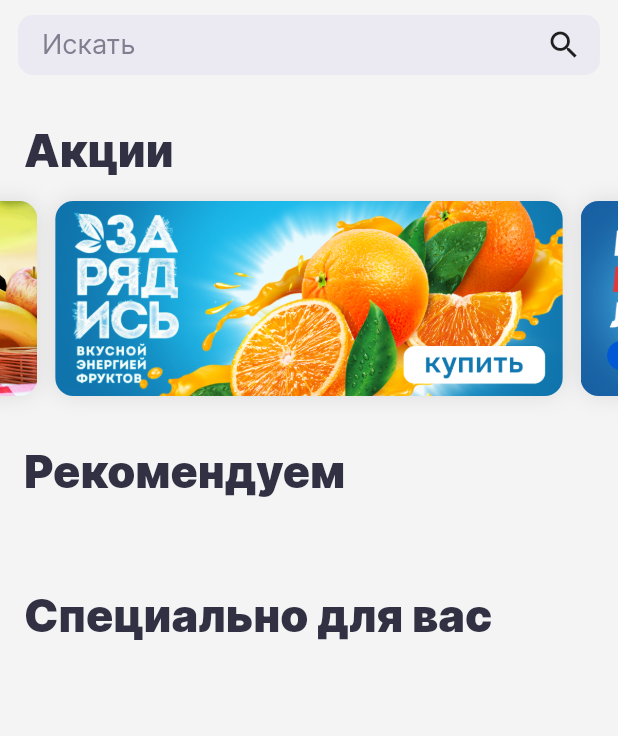
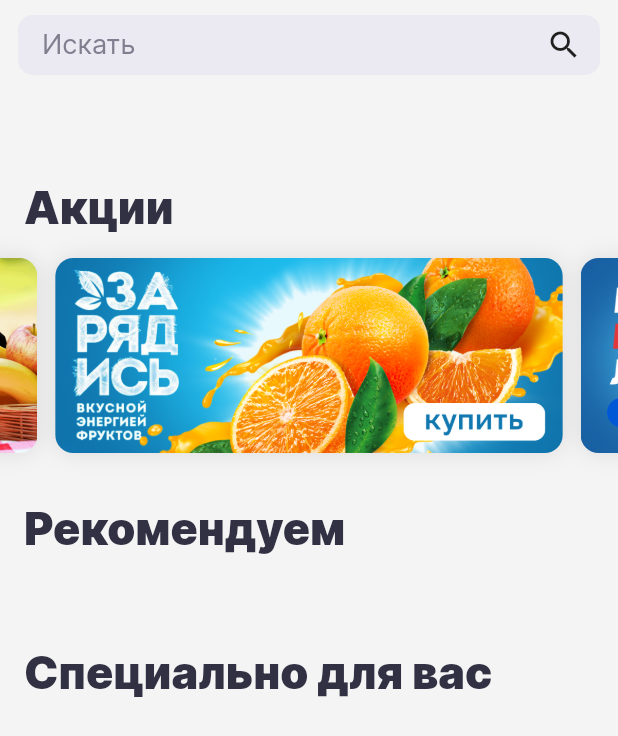
Before and after one commit to StarProxima/recommendation_system, a Flutter app: the screen it shows after launch, on a phone screen of 412 x 824 dp. Shown: the top 736 px of the screen. Run offline on Flutter 3.47's test engine with Material 2 defaults, Android fonts, the phone set to English and light mode, and no system bars; our stand-ins replace auto_animated, flutter_staggered_animations; network calls fail.

```diff
--- a/lib/ui/pages/home_page.dart
+++ b/lib/ui/pages/home_page.dart
@@ -50,33 +50,33 @@ class _HomePageState extends State<HomePage> {
   Widget build(BuildContext context) {
     final double itemWidth = (MediaQuery.of(context).size.width - 3 * 16) / 2;
     return Scaffold(
-      appBar: PreferredSize(
-        preferredSize: const Size(double.infinity, 50),
-        child: SafeArea(
-          child: Padding(
-            padding: const EdgeInsets.only(
-              top: 10,
-              left: 12,
-              right: 12,
-            ),
-            child: SearchPanel(
-              focus: searcedFocus,
-              controller: controller,
-              pushToSearchPage: true,
-            ),
-          ),
-        ),
-      ),
-      body: SingleChildScrollView(
+      // appBar: PreferredSize(
+      //   preferredSize: const Size(double.infinity, 50),
+      //   child: SafeArea(
+      //     child: Padding(
+      //       padding: const EdgeInsets.only(
+      //         top: 10,
+      //         left: 12,
+      //         right: 12,
+      //       ),
+      //       child: SearchPanel(
+      //         focus: searcedFocus,
+      //         controller: controller,
+      //         pushToSearchPage: true,
+      //       ),
+      //     ),
+      //   ),
+      // ),
+      body: Stack(
+        children: [
+          SingleChildScrollView(
+            padding: const EdgeInsets.symmetric(vertical: 104),
             physics: const BouncingScrollPhysics(
               parent: AlwaysScrollableScrollPhysics(),
             ),
             child: Column(
               crossAxisAlignment: CrossAxisAlignment.start,
               children: [
-            const SizedBox(
-              height: 16,
-            ),
                 Padding(
                   padding: const EdgeInsets.only(top: 16, left: 16, right: 16),
                   child: Text(
@@ -84,7 +84,7 @@ class _HomePageState extends State<HomePage> {
                     style: Theme.of(context).textTheme.headlineLarge,
                   ),
                 ),
-            SizedBox(
+                const SizedBox(
                   height: 162,
                   child: BannerViwer(),
                 ),
@@ -188,6 +188,25 @@ class _HomePageState extends State<HomePage> {
               ],
             ),
           ),
+          PreferredSize(
+            preferredSize: const Size(double.infinity, 50),
+            child: SafeArea(
+              child: Padding(
+                padding: const EdgeInsets.only(
+                  top: 10,
+                  left: 12,
+                  right: 12,
+                ),
+                child: SearchPanel(
+                  focus: searcedFocus,
+                  controller: controller,
+                  pushToSearchPage: true,
+                ),
+              ),
+            ),
+          ),
+        ],
+      ),
     );
   }
 }
```
Also changed, not shown: lib/ui/pages/shop_page.dart (+38 -16 lines). Lines whose indentation alone changed are shown as unchanged.
